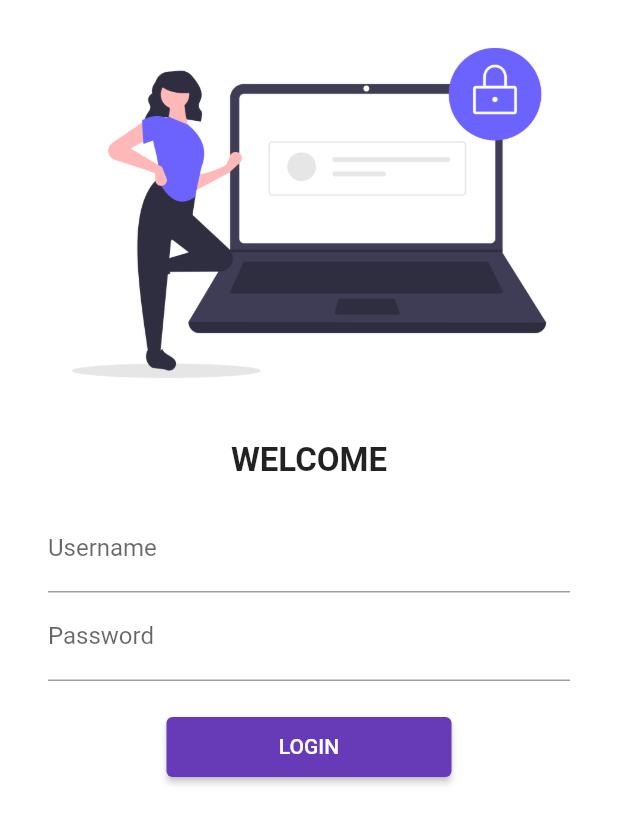
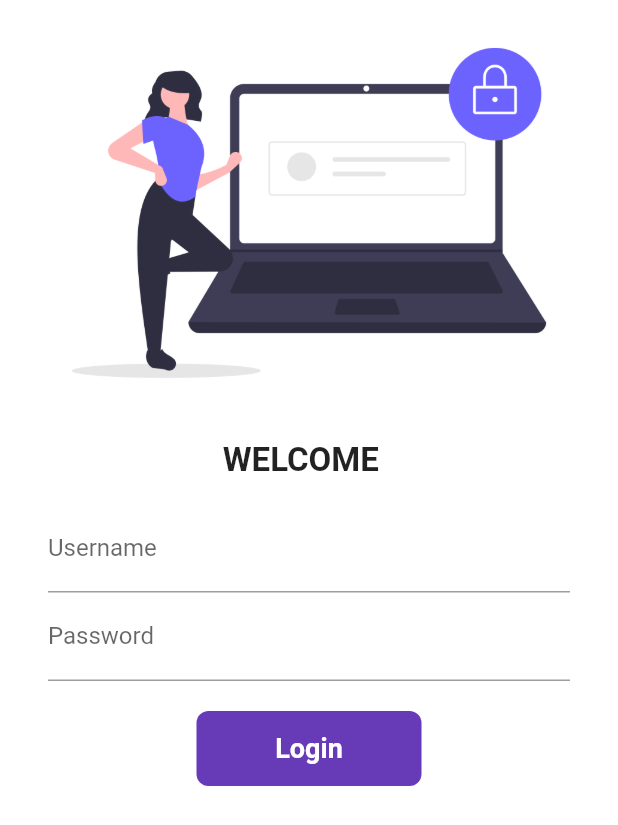
Before and after one commit to lovepreetsingh26/FlutterCatalog, a Flutter app: the screen it shows after launch, on a phone screen of 412 x 824 dp. Shown: the top 825 px of the screen. Run offline on Flutter 3.47's test engine with Material 2 defaults, Android fonts, the phone set to English and light mode, and no system bars; our stand-ins replace google_fonts.

Commit message:
day6 completed

```diff
--- a/lib/pages/login_page.dart
+++ b/lib/pages/login_page.dart
@@ -1,9 +1,16 @@
 import 'package:flutter/material.dart';
 import 'package:flutter_complete_guide/utlis/routes.dart';
 
-class LoginPage extends StatelessWidget {
+class LoginPage extends StatefulWidget {
   const LoginPage({Key? key}) : super(key: key);
 
+  @override
+  _LoginPageState createState() => _LoginPageState();
+}
+
+class _LoginPageState extends State<LoginPage> {
+  String name = "";
+  bool changebutton = false;
   @override
   Widget build(BuildContext context) {
     return Material(
@@ -17,7 +24,7 @@ class LoginPage extends StatelessWidget {
             ),
             SizedBox(height: 10.0),
             Text(
-              "WELCOME",
+              "WELCOME $name ",
               style: TextStyle(
                 fontSize: 22,
                 fontWeight: FontWeight.bold,
@@ -33,6 +40,10 @@ class LoginPage extends StatelessWidget {
                       hintText: "Enter Username.",
                       labelText: "Username",
                     ),
+                    onChanged: (value) {
+                      name = value;
+                      setState(() {});
+                    },
                   ),
                   TextFormField(
                     obscureText: true,
@@ -44,13 +55,48 @@ class LoginPage extends StatelessWidget {
                   SizedBox(
                     height: 20.0,
                   ),
-                  ElevatedButton(
-                    style: TextButton.styleFrom(minimumSize: Size(190, 40)),
-                    child: Text("LOGIN"),
-                    onPressed: () {
+
+                  InkWell(
+                    onTap: () async {
+                      setState(() {
+                        changebutton = true;
+                      });
+                      await Future.delayed(Duration(seconds: 1));
                       Navigator.pushNamed(context, MyRoutes.homeroute);
                     },
-                  ),
+                    child: AnimatedContainer(
+                        duration: Duration(seconds: 1),
+                        height: 50,
+                        width: changebutton ? 50 : 150,
+                        alignment: Alignment.center,
+                        child: changebutton
+                            ? Icon(
+                                Icons.done,
+                                color: Colors.white,
+                              )
+                            : Text(
+                                "Login",
+                                style: TextStyle(
+                                    fontSize: 18,
+                                    color: Colors.white,
+                                    fontWeight: FontWeight.bold),
+                              ),
+                        decoration: BoxDecoration(
+                          // shape: changebutton
+                          //     ? BoxShape.circle
+                          //     : BoxShape.rectangle,
+                          borderRadius:
+                              BorderRadius.circular(changebutton ? 50 : 8),
+                          color: Colors.deepPurple,
+                        )),
+                  )
+                  // ElevatedButton(
+                  //   style: TextButton.styleFrom(minimumSize: Size(190, 40)),
+                  //   child: Text("LOGIN"),
+                  //   onPressed: () {
+                  //     Navigator.pushNamed(context, MyRoutes.homeroute);
+                  //   },
+                  // ),
                 ],
               ),
             ),
```
